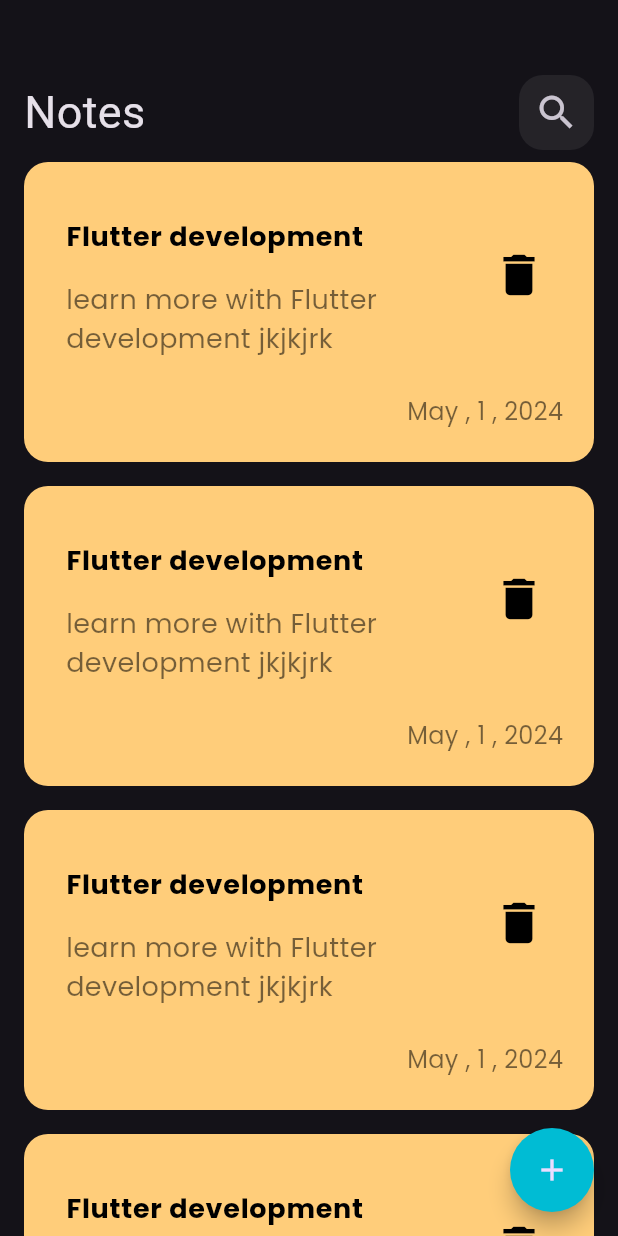
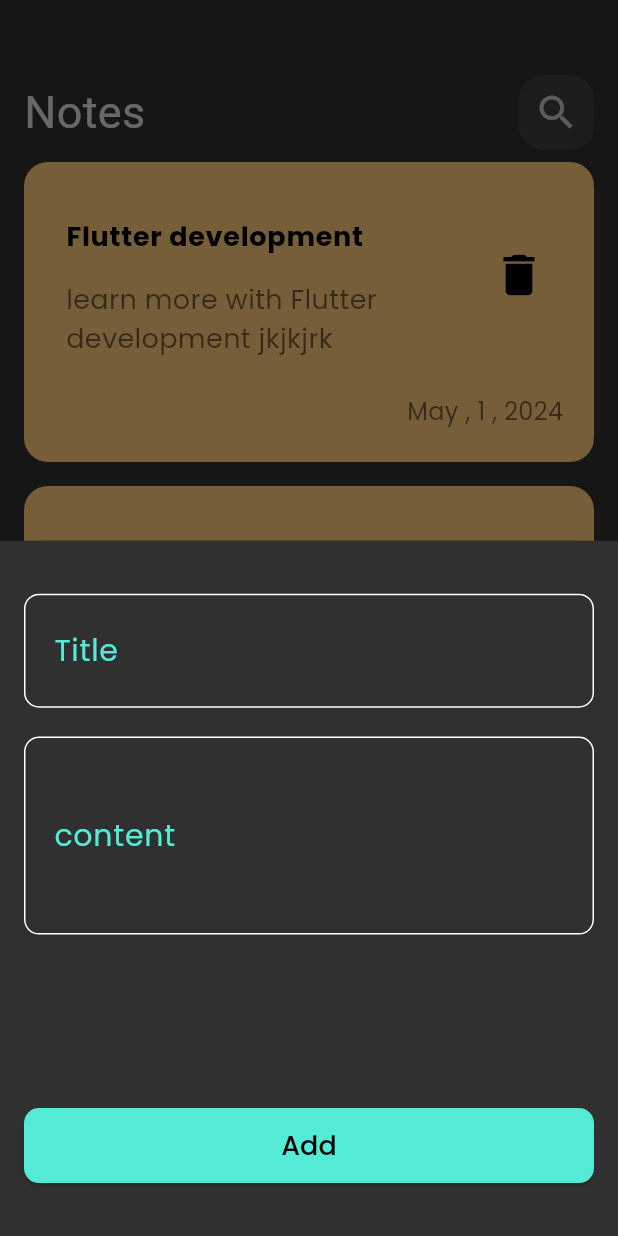
Before and after one commit to AlaaSharshera/notes_app, a Flutter app: the screen it shows after launch, after a tap on the "add" icon, on a phone screen of 412 x 824 dp. Run offline on Flutter 3.47's test engine with Material 3 defaults, Android fonts, the phone set to English and light mode, and no system bars; our stand-ins replace google_fonts.

Commit message:
show modal bottom sheet

```diff
--- a/lib/main.dart
+++ b/lib/main.dart
@@ -12,8 +12,10 @@ class NotesApp extends StatelessWidget {
   Widget build(BuildContext context) {
     return MaterialApp(
       debugShowCheckedModeBanner: false,
-      theme: ThemeData.dark(),
-      home: NotesView(),
+      theme: ThemeData(
+          scaffoldBackgroundColor: const Color(0xff303030),
+          brightness: Brightness.dark),
+      home: const NotesView(),
     );
   }
 }
--- a/lib/views/notes_view.dart
+++ b/lib/views/notes_view.dart
@@ -1,4 +1,5 @@
 import 'package:flutter/material.dart';
+import 'package:notes_app/views/widgets/buttom_sheet_body.dart';
 import 'package:notes_app/views/widgets/notes_view_body.dart';
 
 class NotesView extends StatelessWidget {
@@ -8,9 +9,15 @@ class NotesView extends StatelessWidget {
   Widget build(BuildContext context) {
     return Scaffold(
       floatingActionButton: FloatingActionButton(
-        onPressed: () {},
+        onPressed: () {
+          showModalBottomSheet(
+              context: context,
+              builder: (context) {
+                return const CustomButtomSheetBody();
+              });
+        },
         shape: RoundedRectangleBorder(borderRadius: BorderRadius.circular(50)),
-        backgroundColor: Colors.cyan,
+        backgroundColor: const Color(0xff53EBD6),
         child: const Icon(Icons.add),
       ),
       body: const NotesViewBody(),
--- /dev/null
+++ b/lib/views/widgets/buttom_sheet_body.dart
@@ -0,0 +1,97 @@
+import 'package:flutter/material.dart';
+import 'package:google_fonts/google_fonts.dart';
+
+class CustomButtomSheetBody extends StatelessWidget {
+  const CustomButtomSheetBody({super.key});
+
+  @override
+  Widget build(BuildContext context) {
+    return Container(
+      height: 600,
+      color: const Color(0xff303030),
+      width: double.infinity,
+      child: Padding(
+        padding: const EdgeInsets.all(16.0),
+        child: Column(
+          children: [
+            const Spacer(
+              flex: 1,
+            ),
+            TextField(
+              cursorColor: const Color(0xff53EBD6),
+              decoration: InputDecoration(
+                label: Text(
+                  "Title",
+                  style: GoogleFonts.poppins(
+                      color: const Color(0xff53EBD6), fontSize: 20),
+                ),
+                contentPadding:
+                    const EdgeInsets.symmetric(vertical: 26, horizontal: 16),
+                enabledBorder: OutlineInputBorder(
+                  borderSide: const BorderSide(color: Colors.white),
+                  borderRadius: BorderRadius.circular(10),
+                ),
+                focusedBorder: OutlineInputBorder(
+                  borderSide: const BorderSide(color: Color(0xff53EBD6)),
+                  borderRadius: BorderRadius.circular(10),
+                ),
+              ),
+            ),
+            const Spacer(
+              flex: 1,
+            ),
+            TextField(
+              cursorColor: const Color(0xff53EBD6),
+              decoration: InputDecoration(
+                label: Text(
+                  "content",
+                  style: GoogleFonts.poppins(
+                      color: const Color(0xff53EBD6), fontSize: 20),
+                ),
+                contentPadding:
+                    const EdgeInsets.symmetric(vertical: 54, horizontal: 16),
+                enabledBorder: OutlineInputBorder(
+                  borderSide: const BorderSide(color: Colors.white),
+                  borderRadius: BorderRadius.circular(10),
+                ),
+                focusedBorder: OutlineInputBorder(
+                  borderSide: const BorderSide(color: Color(0xff53EBD6)),
+                  borderRadius: BorderRadius.circular(10),
+                ),
+              ),
+            ),
+            const Spacer(
+              flex: 6,
+            ),
+            SizedBox(
+              height: 50,
+              width: double.infinity,
+              child: ElevatedButton(
+                  style: ButtonStyle(
+                    backgroundColor: const WidgetStatePropertyAll(
+                      Color(0xff53EBD6),
+                    ),
+                    shape: WidgetStatePropertyAll(
+                      RoundedRectangleBorder(
+                        borderRadius: BorderRadius.circular(10),
+                      ),
+                    ),
+                  ),
+                  onPressed: () {
+                    Navigator.pop(context);
+                  },
+                  child: Text(
+                    "Add",
+                    style:
+                        GoogleFonts.poppins(color: Colors.black, fontSize: 18),
+                  )),
+            ),
+            const Spacer(
+              flex: 1,
+            ),
+          ],
+        ),
+      ),
+    );
+  }
+}
```
